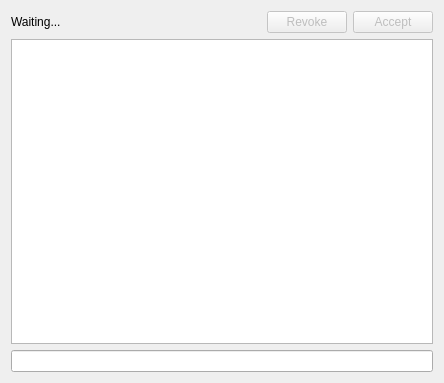
The window that checkers-client/boardwindow.ui (borewicz/checkers) describes before a commit, drawn with Qt 5.
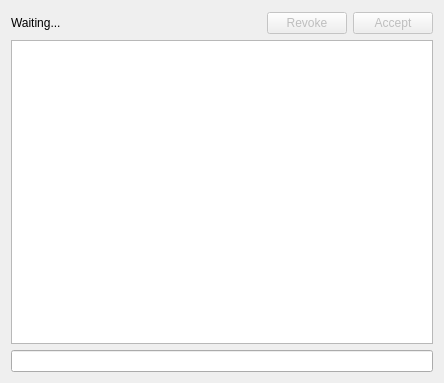
The same window after the commit.

Patch:
```diff
--- a/checkers-client/boardwindow.ui
+++ b/checkers-client/boardwindow.ui
@@ -17,6 +17,15 @@
    <item row="0" column="0">
     <layout class="QVBoxLayout" name="verticalLayout">
      <item>
+      <layout class="QHBoxLayout" name="mainLayout">
+       <item>
+        <spacer name="spacer">
+         <property name="orientation">
+          <enum>Qt::Horizontal</enum>
+         </property>
+        </spacer>
+       </item>
+       <item>
       <layout class="QGridLayout" name="fieldsGridLayout">
        <property name="sizeConstraint">
         <enum>QLayout::SetFixedSize</enum>
@@ -27,6 +36,15 @@
       </layout>
      </item>
      <item>
+        <spacer name="spacer_2">
+         <property name="orientation">
+          <enum>Qt::Horizontal</enum>
+         </property>
+        </spacer>
+       </item>
+      </layout>
+     </item>
+     <item>
       <layout class="QHBoxLayout" name="horizontalLayout">
        <item>
         <widget class="QLabel" name="turnsLabel">
```
Left out of the diff: 3 changed lines with no effect on the pictures. Lines whose indentation alone changed are shown as unchanged.
